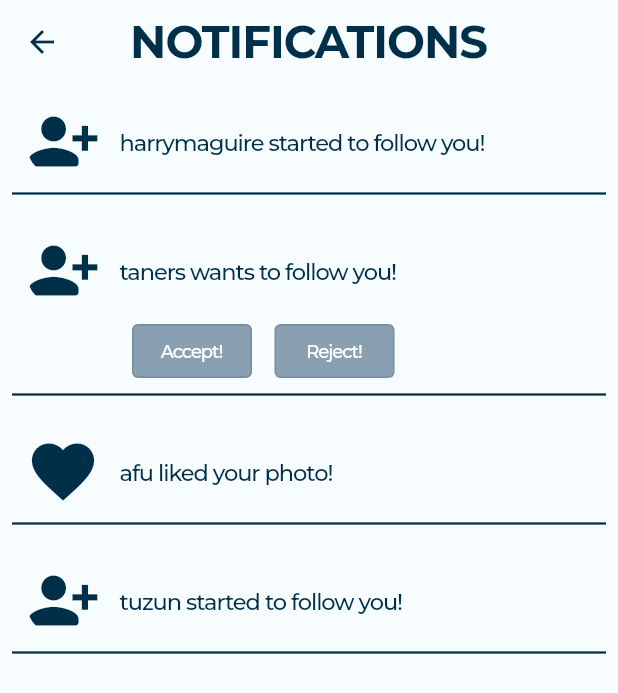
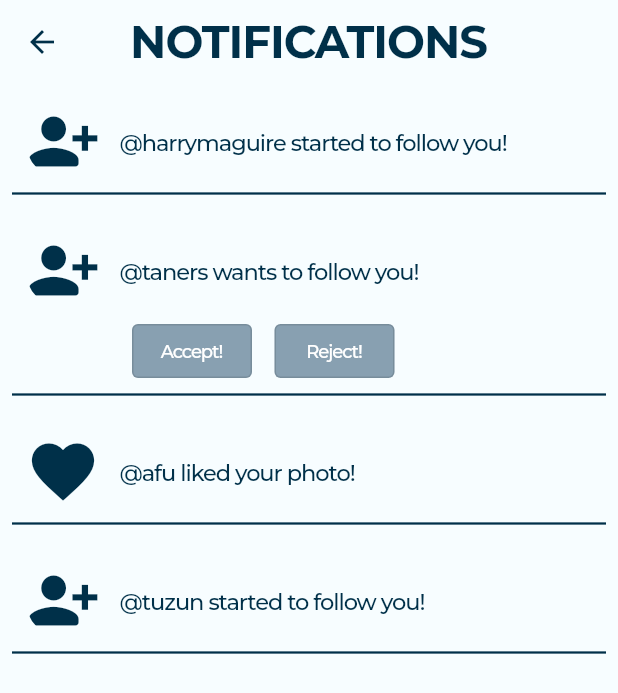
Before and after one commit to egedemirci/ace, a Flutter app: the NotificationScreen screen opened by its route, on a phone screen of 412 x 824 dp. Shown: the top 693 px of the screen. Run offline on Flutter 3.47's test engine with Material 2 defaults, Android fonts, the phone set to English and light mode, and no system bars; our stand-ins replace bloc, email_validator, equatable, firebase_analytics, firebase_auth, firebase_core and 5 more; accounts and stored records are empty; network calls fail.

Commit message:
Notifications Card created
I have created the notifications card. Check it out!

```diff
--- a/project_ace/lib/page_routes/notifications.dart
+++ b/project_ace/lib/page_routes/notifications.dart
@@ -1,5 +1,6 @@
 import "package:flutter/material.dart";
 import "package:project_ace/templates/notif.dart";
+import 'package:project_ace/user_interfaces/notification_card.dart';
 import 'package:project_ace/utilities/colors.dart';
 import 'package:project_ace/utilities/styles.dart';
 
@@ -65,107 +66,9 @@ class _NotificationScreenState extends State<NotificationScreen> {
       body: SingleChildScrollView(
         child: SafeArea(
           child: Column(
-            //mapping
-            children: allNotifications
-                .map((myNotification) => Card(
-                      shape: const RoundedRectangleBorder(
-                          borderRadius: BorderRadius.vertical(
-                              top: Radius.zero, bottom: Radius.circular(0))),
-                      color: AppColors.profileScreenBackgroundColor,
-                      elevation: 0,
-                      child: Padding(
-                        padding: const EdgeInsets.all(4),
-                        child: Column(
-                          crossAxisAlignment: CrossAxisAlignment.stretch,
-                          children: [
-                            Row(
-                              mainAxisAlignment: MainAxisAlignment.start,
-                              crossAxisAlignment: CrossAxisAlignment.center,
-                              children: [
-                                Padding(
-                                  padding:
-                                      const EdgeInsets.fromLTRB(4, 0, 8, 0),
-                                  child: CircleAvatar(
-                                    foregroundColor:
-                                        AppColors.notificationIconColor,
-                                    backgroundColor:
-                                        AppColors.profileScreenBackgroundColor,
-                                    child: ClipOval(child: myNotification.icon),
-                                    radius: 30,
-                                  ),
-                                ),
-
-                                Container(
-                                  constraints: const BoxConstraints(maxWidth: 270),
-                                  padding:
-                                      const EdgeInsets.fromLTRB(0, 1, 0, 0),
-                                  child: Column(children: [
-                                    Text(
-                                      myNotification.userName+" " +myNotification.text,
-                                      maxLines: 3,
-                                      style: notificationText,
-                                      overflow: TextOverflow.ellipsis,
-                                    ),
-                                  ]),
-                                ),
-                                const SizedBox(width: 6),
-                              ],
-                            ),
-                            //print(myNotification.type);
-                            //myNotification.type ? OutlinedButton(onPressed: (){}, child: Text("Accept!")):Text("a") ,
-                            //OutlinedButton(onPressed: (){}, child: Text("Reject!")),
-                            Row(
-                              mainAxisAlignment: MainAxisAlignment.start,
-                              children: [
-                                const SizedBox(
-                                  width: 80,
-                                ),
-                                Visibility(
-                                  child: OutlinedButton(
-                                    onPressed: () {},
-                                    child: Text(
-                                      "Accept!",
-                                      style: acceptAndReject,
-                                    ),
-                                    style: OutlinedButton.styleFrom(
-                                        primary: AppColors
-                                            .profileSettingsButtonTextColor,
-                                        backgroundColor:
-                                            AppColors.decisionButtonColor,
-                                        fixedSize: const Size(80, 8)),
-                                  ),
-                                  visible: myNotification.type,
-                                ),
-                                const SizedBox(
-                                  width: 15,
-                                ),
-                                Visibility(
-                                  child: OutlinedButton(
-                                    onPressed: () {},
-                                    child:
-                                        Text("Reject!", style: acceptAndReject),
-                                    style: OutlinedButton.styleFrom(
-                                        primary: AppColors
-                                            .profileSettingsButtonTextColor,
-                                        backgroundColor:
-                                            AppColors.decisionButtonColor,
-                                        fixedSize: const Size(80, 8)),
-                                  ),
-                                  visible: myNotification.type,
-                                ),
-                              ],
-                            ),
-                            //const SizedBox(width: 50,),
-                            const Divider(
-                                height: 10,
-                                thickness: 1.5,
-                                color: AppColors.notificationIconColor),
-                          ],
-                        ),
-                      ),
-                    ))
-                .toList(),
-          ),
+              children: allNotifications
+                  .map((myNotif) => NotificationsCard(myNotification: myNotif))
+                  .toList()),
         ),
       ),
     );
--- a/project_ace/lib/page_routes/walkthrough.dart
+++ b/project_ace/lib/page_routes/walkthrough.dart
@@ -68,11 +68,7 @@ class _WalkthroughState extends State<Walkthrough> {
                     mainAxisAlignment: MainAxisAlignment.center,
                     children: [
                       TextButton(
-                          onPressed: () async {
-                            /*var prefs = await SharedPreferences.getInstance();
-                            if (prefs.getBool("firstLoad") == null) {
-                              prefs.setBool("firstLoad", false);
-                            }*/
+                          onPressed: () {
                             Navigator.pushNamedAndRemoveUntil(
                                 context, Login.routeName, (route) => false);
                           },
--- /dev/null
+++ b/project_ace/lib/user_interfaces/notification_card.dart
@@ -0,0 +1,105 @@
+import 'package:flutter/material.dart';
+import 'package:project_ace/page_routes/chat.dart';
+import 'package:project_ace/templates/notif.dart';
+import 'package:project_ace/utilities/colors.dart';
+import 'package:project_ace/utilities/styles.dart';
+
+class NotificationsCard extends StatelessWidget {
+  final AppNotification myNotification;
+
+  const NotificationsCard({required this.myNotification});
+
+  @override
+  Widget build(BuildContext context) {
+    return Card(
+      shape: const RoundedRectangleBorder(
+          borderRadius: BorderRadius.vertical(
+              top: Radius.zero, bottom: Radius.circular(0))),
+      color: AppColors.profileScreenBackgroundColor,
+      elevation: 0,
+      child: Padding(
+        padding: const EdgeInsets.all(4),
+        child: Column(
+          crossAxisAlignment: CrossAxisAlignment.stretch,
+          children: [
+            Row(
+              mainAxisAlignment: MainAxisAlignment.start,
+              crossAxisAlignment: CrossAxisAlignment.center,
+              children: [
+                Padding(
+                  padding: const EdgeInsets.fromLTRB(4, 0, 8, 0),
+                  child: CircleAvatar(
+                    foregroundColor: AppColors.notificationIconColor,
+                    backgroundColor: AppColors.profileScreenBackgroundColor,
+                    child: ClipOval(child: myNotification.icon),
+                    radius: 30,
+                  ),
+                ),
+                Padding(
+                  padding: const EdgeInsets.fromLTRB(0, 1, 0, 0),
+                  child: Text(
+                    "@${myNotification.userName} ",
+                    style: notificationText,
+                  ),
+                ),
+                Container(
+                  constraints: const BoxConstraints(maxWidth: 270),
+                  padding: const EdgeInsets.fromLTRB(0, 1, 0, 0),
+                  child: Column(children: [
+                    Text(
+                      myNotification.text,
+                      maxLines: 3,
+                      style: notificationText,
+                      overflow: TextOverflow.ellipsis,
+                    ),
+                  ]),
+                ),
+                const SizedBox(width: 6),
+              ],
+            ),
+            Row(
+              mainAxisAlignment: MainAxisAlignment.start,
+              children: [
+                const SizedBox(
+                  width: 80,
+                ),
+                Visibility(
+                  child: OutlinedButton(
+                    onPressed: () {},
+                    child: Text(
+                      "Accept!",
+                      style: acceptAndReject,
+                    ),
+                    style: OutlinedButton.styleFrom(
+                        primary: AppColors.profileSettingsButtonTextColor,
+                        backgroundColor: AppColors.decisionButtonColor,
+                        fixedSize: const Size(80, 8)),
+                  ),
+                  visible: myNotification.type,
+                ),
+                const SizedBox(
+                  width: 15,
+                ),
+                Visibility(
+                  child: OutlinedButton(
+                    onPressed: () {},
+                    child: Text("Reject!", style: acceptAndReject),
+                    style: OutlinedButton.styleFrom(
+                        primary: AppColors.profileSettingsButtonTextColor,
+                        backgroundColor: AppColors.decisionButtonColor,
+                        fixedSize: const Size(80, 8)),
+                  ),
+                  visible: myNotification.type,
+                ),
+              ],
+            ),
+            const Divider(
+                height: 10,
+                thickness: 1.5,
+                color: AppColors.notificationIconColor),
+          ],
+        ),
+      ),
+    );
+  }
+}
```
Also changed, not shown: project_ace/lib/templates/message.dart (line endings or trailing spaces).
